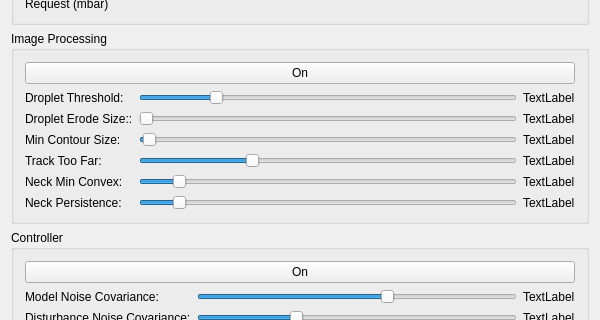
First picture: the form in EVA01/ueva/dashboard.ui, repository DaveSketchySpeedway/RoboDrop, before the edit; both pictures show x 0 to 600 and y 347 to 667 of the 600 by 800 pixel window.
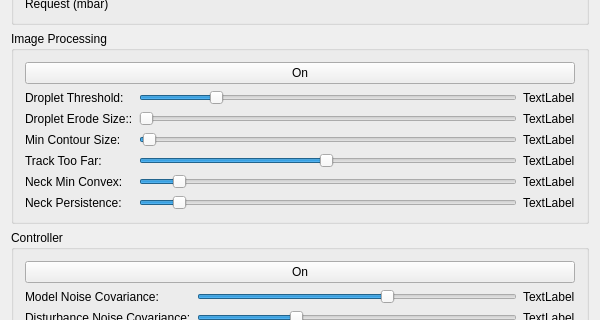
Second picture: the form after the edit.

The edit to the form file:
```diff
--- a/EVA01/ueva/dashboard.ui
+++ b/EVA01/ueva/dashboard.ui
@@ -378,7 +378,7 @@
              <number>1</number>
             </property>
             <property name="value">
-             <number>30</number>
+             <number>50</number>
             </property>
             <property name="orientation">
              <enum>Qt::Horizontal</enum>
```
